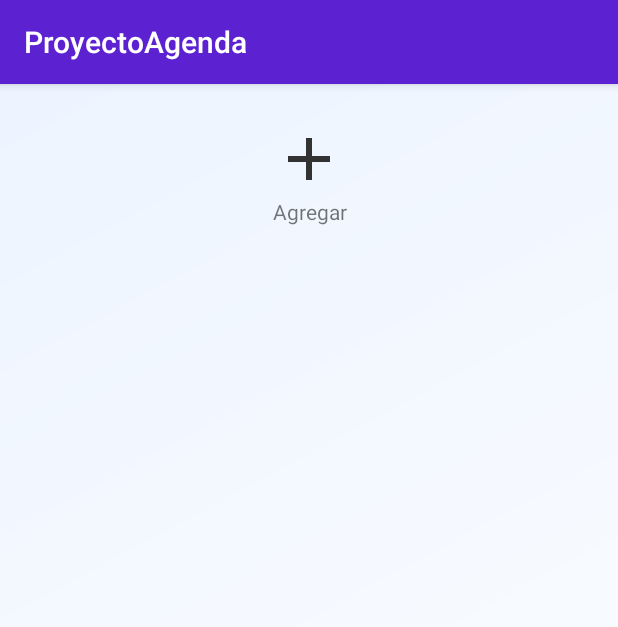
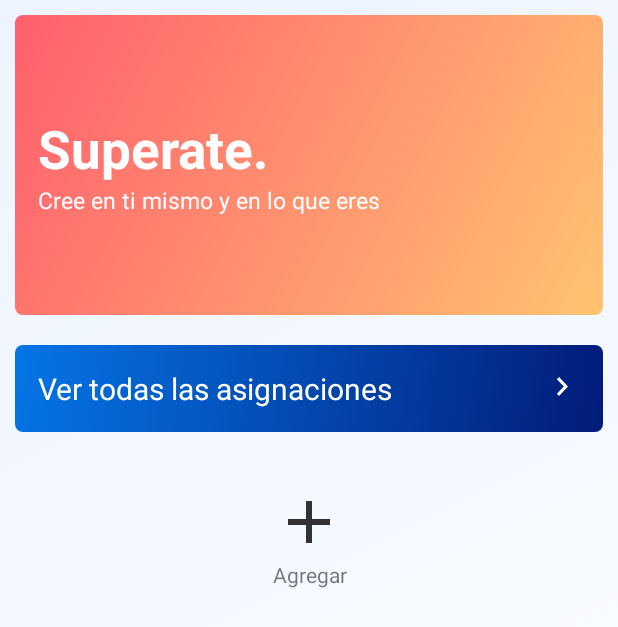
Before and after one commit to dartrix/ProyectoAgenda, an Android app: the screen it shows after launch (MenuActivity), on a phone screen of 412 x 824 dp. Shown: the top 627 px of the screen. Run offline under Robolectric (Android 15) with nearby library versions, the phone set to English and light mode, and no system bars; 1 statement that could not run was skipped.

Commit message:
Un tro de vaina

```diff
--- a/app/src/main/java/com/dartrix/proyectoagenda/MenuActivity.java
+++ b/app/src/main/java/com/dartrix/proyectoagenda/MenuActivity.java
@@ -11,12 +11,16 @@ public class MenuActivity extends AppCompatActivity {
         // TODO Auto-generated method stub
         super.onCreate(savedInstanceState);
         setContentView(R.layout.activity_main);
+        getSupportActionBar().hide();
     }
 
     public void agregarMateria(View v){
         Intent i = new Intent(this, AgregarMateriaActivity.class);
-        //eto eh pa proba lo de asignacione mientra no tenemos boton para que aparezca :v
-        //Intent i = new Intent(this, asignacionesActivity.class);
+        startActivity(i);
+    }
+
+    public void mostarAsignaciones(View v){
+        Intent i = new Intent(this, asignacionesActivity.class);
         startActivity(i);
     }
 
--- /dev/null
+++ b/app/src/main/res/drawable/backgroundgradient4.xml
@@ -0,0 +1,13 @@
+<?xml version="1.0" encoding="UTF-8"?>
+<shape xmlns:android="http://schemas.android.com/apk/res/android" android:shape="rectangle" >
+
+    <gradient
+        android:angle="135"
+        android:startColor="#FFC371"
+        android:endColor="#FF5F6D"
+        android:type="linear" />
+
+    <corners
+        android:radius="5dp"/>
+
+</shape>
--- /dev/null
+++ b/app/src/main/res/drawable/backgroundgradient5.xml
@@ -0,0 +1,13 @@
+<?xml version="1.0" encoding="UTF-8"?>
+<shape xmlns:android="http://schemas.android.com/apk/res/android" android:shape="rectangle" >
+
+    <gradient
+        android:angle="135"
+        android:startColor="#021B79"
+        android:endColor="#0575E6"
+        android:type="linear" />
+
+    <corners
+        android:radius="5dp"/>
+
+</shape>
--- /dev/null
+++ b/app/src/main/res/drawable/ic_arrow.xml
@@ -0,0 +1,5 @@
+<vector android:height="24dp" android:tint="#323232"
+    android:viewportHeight="24.0" android:viewportWidth="24.0"
+    android:width="24dp" xmlns:android="http://schemas.android.com/apk/res/android">
+    <path android:fillColor="#FF000000" android:pathData="M8.59,16.34l4.58,-4.59 -4.58,-4.59L10,5.75l6,6 -6,6z"/>
+</vector>
--- a/app/src/main/res/layout/activity_main.xml
+++ b/app/src/main/res/layout/activity_main.xml
@@ -10,6 +10,69 @@
     <ScrollView
         android:layout_width="match_parent"
         android:layout_height="match_parent">
+
+
+        <LinearLayout
+            android:layout_width="match_parent"
+            android:layout_height="wrap_content"
+            android:orientation="vertical">
+
+            <FrameLayout
+                android:layout_margin="10dp"
+                android:layout_width="match_parent"
+                android:layout_height="200dp"
+                android:background="@drawable/backgroundgradient4">
+
+                <LinearLayout
+                    android:layout_width="match_parent"
+                    android:layout_height="wrap_content"
+                    android:orientation="vertical"
+                    android:layout_gravity="center"
+                    android:padding="15dp">
+                    <TextView
+                        android:layout_width="wrap_content"
+                        android:layout_height="wrap_content"
+                        android:text="Superate."
+                        android:textStyle="bold"
+                        android:textColor="#fff"
+                        android:textSize="35dp"/>
+                    <TextView
+                        android:layout_width="wrap_content"
+                        android:layout_height="wrap_content"
+                        android:text="Cree en ti mismo y en lo que eres"
+                        android:textColor="#fff"
+                        android:textSize="15dp"/>
+                </LinearLayout>
+            </FrameLayout>
+
+            <FrameLayout
+                android:layout_margin="10dp"
+                android:layout_width="match_parent"
+                android:layout_height="wrap_content"
+                android:background="@drawable/backgroundgradient5"
+                android:onClick="mostarAsignaciones">
+
+                    <RelativeLayout
+                        android:layout_width="match_parent"
+                        android:layout_height="wrap_content"
+                        android:padding="15dp">
+                        <TextView
+                            android:layout_width="wrap_content"
+                            android:layout_height="match_parent"
+                            android:text="Ver todas las asignaciones"
+                            android:textColor="#fff"
+                            android:textSize="20dp"/>
+                        <ImageView
+                            android:layout_width="wrap_content"
+                            android:layout_height="25dp"
+                            android:background="@drawable/ic_arrow"
+                            android:scaleType="fitCenter"
+                            android:backgroundTint="#fff"
+                            android:layout_alignParentEnd="true"
+                            android:layout_alignParentRight="true"/>
+                    </RelativeLayout>
+            </FrameLayout>
+
             <GridLayout
                 android:id="@+id/gridlayout"
                 android:layout_width="match_parent"
@@ -40,6 +103,8 @@
 
 
             </GridLayout>
+        </LinearLayout>
+
     </ScrollView>
 
 
--- a/app/src/main/res/values/colors.xml
+++ b/app/src/main/res/values/colors.xml
@@ -7,6 +7,11 @@
     <color name="colorAccent">#5c21d1</color>
     <color name="colorSecundary">#b2dbbf</color>
     <color name="colorLight">#fdfff9</color>
+
+    <color name="colorInfo">#209cee</color>
+    <color name="colorDanger">#ff3860</color>
+    <color name="colorSuccess">#23d160</color>
+    <color name="colorWarning">#FFDD57</color>
 
     <color name="libro1">#1e90ff</color>
     <color name="libro2">#cc0000</color>
```
Also changed, not shown: app/src/main/java/com/dartrix/proyectoagenda/MostrarMateriaActivity.java (added, +15 -0 lines), app/src/main/res/drawable/backgroundgradient2.xml (added, +13 -0 lines), app/src/main/res/drawable/backgroundgradient3.xml (added, +13 -0 lines), app/src/main/res/drawable/layoutredondeado.xml (added, +10 -0 lines), app/src/main/res/drawable/redondo.xml (added, +9 -0 lines), app/src/main/res/layout/asig_item_layout.xml (+51 -10 lines), app/src/main/res/layout/verasig_layout.xml (added, +181 -0 lines), app/src/main/res/layout/vermateria_layout.xml (added, +143 -0 lines). Lines whose indentation alone changed are shown as unchanged.
